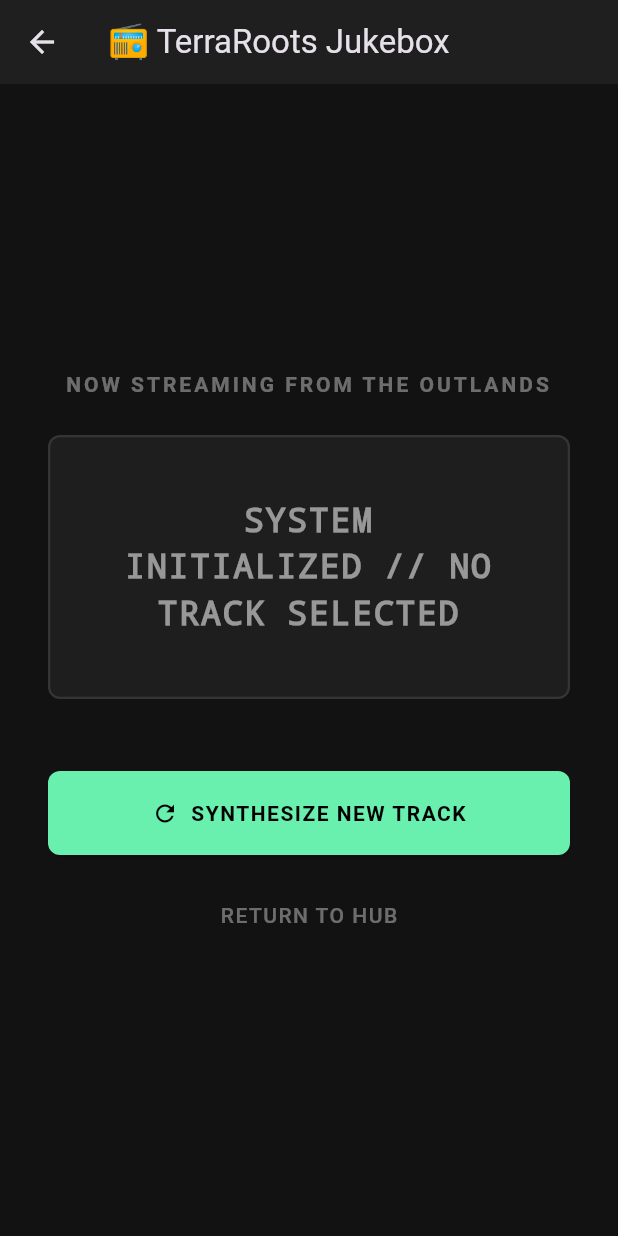
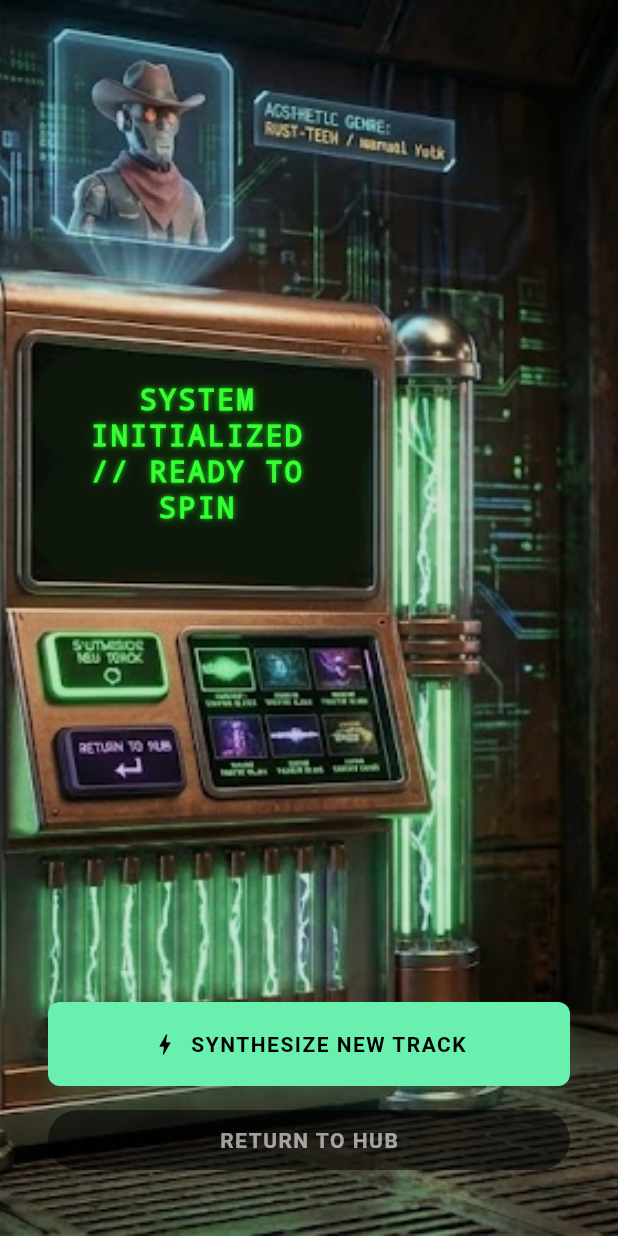
Before and after one commit to plasticus/record_label_simulator, a Flutter app: the TerraRootsJukeboxScreen screen opened directly, on a phone screen of 412 x 824 dp. Run offline on Flutter 3.47's test engine with Material 3 defaults, Android fonts, the phone set to English and light mode, and no system bars.

Commit message:
jukebox of terra

```diff
--- a/lib/Songs/screen_terra_roots_jukebox.dart
+++ b/lib/Songs/screen_terra_roots_jukebox.dart
@@ -1,5 +1,5 @@
 // Line above: // Top of file
-import 'package:flutter/material.dart'; // This line right here prevents all 64 errors!
+import 'package:flutter/material.dart';
 import 'terra_roots_songs.dart';
 import '../gen/band_gen_complex.dart';
 
@@ -14,7 +14,7 @@ class TerraRootsJukeboxScreen extends StatefulWidget {
 
 class _TerraRootsJukeboxScreenState extends State<TerraRootsJukeboxScreen> {
   final SongNameGenerator _songGenerator = SongNameGenerator();
-  String _currentTrackTitle = "SYSTEM INITIALIZED // NO TRACK SELECTED";
+  String _currentTrackTitle = "SYSTEM INITIALIZED\n// READY TO SPIN";
   String _currentArtist = "";
   bool _hasSpun = false;
 
@@ -33,81 +33,103 @@ class _TerraRootsJukeboxScreenState extends State<TerraRootsJukeboxScreen> {
   @override
   Widget build(BuildContext context) {
     return Scaffold(
-      appBar: AppBar(
-        title: const Text('📻 TerraRoots Jukebox'),
-        backgroundColor: const Color(0xFF1F1F1F),
-        elevation: 0,
+      backgroundColor: Colors.black,
+      body: Stack(
+        children: [
+          // LAYER 1: The High-Fidelity Retro-Future Jukebox Background Shell
+          Positioned.fill(
+            child: Image.asset(
+              'assets/images/jukebox_background.png', // Ensure this matches your path in pubspec.yaml
+              fit: BoxFit.cover,
             ),
-      body: Padding(
-        padding: const EdgeInsets.all(32.0),
+          ),
+
+          // Line above:           // LAYER 2: Semi-opaque scrim overlay to ensure UI elements stay highly readable
+          Positioned.fill(
+            child: Container(
+              color: Colors.black.withValues(alpha: 0.1),
+            ),
+          ),
+
+          // LAYER 3: Dynamic CRT Monitor Screen Text Overlay
+          Positioned(
+            top: MediaQuery.of(context).size.height * 0.31, // Shifted from 0.295 to pull text perfectly down into the screen glass
+            left: MediaQuery.of(context).size.width * 0.08,
+            right: MediaQuery.of(context).size.width * 0.44,
+            child: Padding(
+              padding: const EdgeInsets.symmetric(horizontal: 12.0),
               child: Column(
-          mainAxisAlignment: MainAxisAlignment.center,
-          crossAxisAlignment: CrossAxisAlignment.stretch,
+                mainAxisSize: MainAxisSize.min,
+                crossAxisAlignment: CrossAxisAlignment.center,
                 children: [
-            const Text(
-              'NOW STREAMING FROM THE OUTLANDS',
+                  // Track Title String
+                  Text(
+                    _currentTrackTitle.toUpperCase(),
                     textAlign: TextAlign.center,
                     style: TextStyle(
-                fontSize: 14,
-                fontWeight: FontWeight.w600,
-                color: Colors.white38,
-                letterSpacing: 2.0,
+                      color: const Color(0xFF33FF33), // Pure, vivid terminal green phosphor
+                      fontSize: 19,
+                      fontWeight: FontWeight.w800, // Extra heavy weight for that pixel-bleed effect
+                      letterSpacing: 1.5,
+                      fontFamily: 'monospace',
+                      height: 1.25,
+                      shadows: [
+                        // Core inner glow layer
+                        Shadow(
+                          color: const Color(0xFF33FF33).withValues(alpha: 0.8),
+                          blurRadius: 4,
                         ),
+                        // Soft environmental ambient bloom layer
+                        Shadow(
+                          color: const Color(0xFF00FF00).withValues(alpha: 0.4),
+                          blurRadius: 12,
                         ),
-            const SizedBox(height: 24),
-
-            Container(
-              padding: const EdgeInsets.symmetric(vertical: 40, horizontal: 24),
-              decoration: BoxDecoration(
-                color: const Color(0xFF1E1E1E),
-                borderRadius: BorderRadius.circular(8),
-                border: Border.all(
-                  color: _hasSpun ? Colors.greenAccent : Colors.white10,
-                  width: 1.5,
-                ),
-                boxShadow: _hasSpun ? [
-                  BoxShadow(
-                    color: Colors.greenAccent.withValues(alpha: 0.1),
-                    blurRadius: 12,
-                    offset: const Offset(0, 4),
-                  )
-                ] : null,
-              ),
-              child: Column(
-                children: [
-                  Text(
-                    _currentTrackTitle,
-                    textAlign: TextAlign.center,
-                    style: TextStyle(
-                      color: _hasSpun ? Colors.greenAccent : Colors.white54,
-                      fontSize: 22,
-                      fontWeight: FontWeight.bold,
-                      letterSpacing: 1.2,
-                      fontFamily: 'monospace',
+                      ],
                     ),
                   ),
                   if (_hasSpun) ...[
                     const SizedBox(height: 12),
+                    // Artist / Band Metadata String
                     Text(
-                      _currentArtist,
+                      _currentArtist.toUpperCase(),
                       textAlign: TextAlign.center,
-                      style: const TextStyle(
-                        color: Colors.amberAccent,
-                        fontSize: 14,
-                        fontWeight: FontWeight.w500,
-                        letterSpacing: 1.5,
+                      style: TextStyle(
+                        color: const Color(0xFFFFB000), // Vintage industrial monochrome amber
+                        fontSize: 11,
+                        fontWeight: FontWeight.bold,
+                        letterSpacing: 2.0, // Wider tracking for tactical metadata appearance
                         fontFamily: 'monospace',
+                        height: 1.3,
+                        shadows: [
+                          Shadow(
+                            color: const Color(0xFFFFB000).withValues(alpha: 0.7),
+                            blurRadius: 3,
+                          ),
+                          Shadow(
+                            color: Colors.orange.withValues(alpha: 0.3),
+                            blurRadius: 8,
+                          ),
+                        ],
                       ),
                     ),
                   ],
                 ],
               ),
             ),
-            const SizedBox(height: 48),
+          ),
 
+          // LAYER 4: Tactical Interactive Control Hub
+          Positioned(
+            bottom: 40,
+            left: 32,
+            right: 32,
+            child: Column(
+              crossAxisAlignment: CrossAxisAlignment.stretch,
+              children: [
+                // Synthesize Action Node
                 ElevatedButton.icon(
                   onPressed: _spinJukebox,
-              icon: const Icon(Icons.refresh, color: Colors.black),
+                  icon: const Icon(Icons.bolt, color: Colors.black),
                   label: const Text(
                     'SYNTHESIZE NEW TRACK',
                     style: TextStyle(
@@ -119,19 +141,26 @@ class _TerraRootsJukeboxScreenState extends State<TerraRootsJukeboxScreen> {
                   style: ElevatedButton.styleFrom(
                     backgroundColor: Colors.greenAccent,
                     padding: const EdgeInsets.symmetric(vertical: 18),
+                    elevation: 8,
+                    shadowColor: Colors.greenAccent.withValues(alpha: 0.4),
                     shape: RoundedRectangleBorder(
                       borderRadius: BorderRadius.circular(8),
                     ),
                   ),
                 ),
-            const SizedBox(height: 16),
+                const SizedBox(height: 12),
 
+                // Return Navigation Element
                 TextButton(
                   onPressed: () => Navigator.pop(context),
+                  style: TextButton.styleFrom(
+                    backgroundColor: Colors.black54,
+                  ),
                   child: const Text(
                     'RETURN TO HUB',
                     style: TextStyle(
-                  color: Colors.white38,
+                      color: Colors.white60,
+                      fontWeight: FontWeight.bold,
                       letterSpacing: 1.0,
                     ),
                   ),
@@ -139,6 +168,8 @@ class _TerraRootsJukeboxScreenState extends State<TerraRootsJukeboxScreen> {
               ],
             ),
           ),
+        ],
+      ),
     );
   }
 }
--- a/pubspec.yaml
+++ b/pubspec.yaml
@@ -19,5 +19,7 @@ dev_dependencies:
 
 flutter:
   uses-material-design: true
+
   assets:
     - assets/data/
+    - assets/images/jukebox_background.png
```
Also changed, not shown: assets/images/jukebox_background.png (added). Lines whose indentation alone changed are shown as unchanged.
